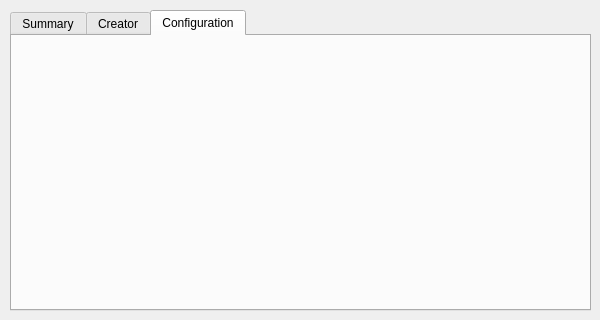
First picture: the form in updatecreator.ui, repository LuaxY/UpdateCreator, before the edit.
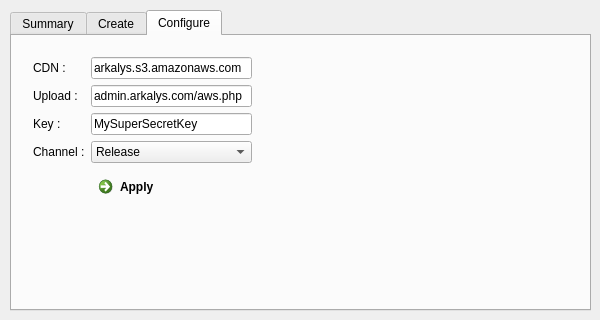
Second picture: the form after the edit. The open tabs and pages were chosen to show the change.

```diff
--- a/updatecreator.ui
+++ b/updatecreator.ui
@@ -32,7 +32,7 @@
    </widget>
    <widget class="QWidget" name="tabCreator">
     <attribute name="title">
-     <string>Creator</string>
+     <string>Create</string>
     </attribute>
     <widget class="QWidget" name="verticalLayoutWidget">
      <property name="geometry">
@@ -102,8 +102,95 @@
    </widget>
    <widget class="QWidget" name="tabConfig">
     <attribute name="title">
-     <string>Configuration</string>
+     <string>Configure</string>
     </attribute>
+    <widget class="QWidget" name="formLayoutWidget">
+     <property name="geometry">
+      <rect>
+       <x>10</x>
+       <y>10</y>
+       <width>241</width>
+       <height>201</height>
+      </rect>
+     </property>
+     <layout class="QFormLayout" name="formLayout">
+      <item row="0" column="0">
+       <widget class="QLabel" name="label">
+        <property name="text">
+         <string>CDN :</string>
+        </property>
+       </widget>
+      </item>
+      <item row="0" column="1">
+       <widget class="QLineEdit" name="lineEdit">
+        <property name="text">
+         <string>arkalys.s3.amazonaws.com</string>
+        </property>
+       </widget>
+      </item>
+      <item row="2" column="0">
+       <widget class="QLabel" name="label_5">
+        <property name="text">
+         <string>Key :</string>
+        </property>
+       </widget>
+      </item>
+      <item row="2" column="1">
+       <widget class="QLineEdit" name="lineEdit_2">
+        <property name="text">
+         <string>MySuperSecretKey</string>
+        </property>
+       </widget>
+      </item>
+      <item row="3" column="0">
+       <widget class="QLabel" name="label_2">
+        <property name="text">
+         <string>Channel :</string>
+        </property>
+       </widget>
+      </item>
+      <item row="3" column="1">
+       <widget class="QComboBox" name="comboBox">
+        <item>
+         <property name="text">
+          <string>Release</string>
+         </property>
+        </item>
+        <item>
+         <property name="text">
+          <string>Beta</string>
+         </property>
+        </item>
+        <item>
+         <property name="text">
+          <string>Alpha</string>
+         </property>
+        </item>
+       </widget>
+      </item>
+      <item row="4" column="1">
+       <widget class="QCommandLinkButton" name="commandLinkButton">
+        <property name="text">
+         <string>Apply</string>
+        </property>
+       </widget>
+      </item>
+      <item row="1" column="0">
+       <widget class="QLabel" name="label_6">
+        <property name="text">
+         <string>Upload :</string>
+        </property>
+       </widget>
+      </item>
+      <item row="1" column="1">
+       <widget class="QLineEdit" name="lineEdit_3">
+        <property name="text">
+         <string>admin.arkalys.com/aws.php</string>
+        </property>
+       </widget>
+      </item>
+     </layout>
+    </widget>
    </widget>
   </widget>
  </widget>
```
Left out of the diff: 2 changed lines with no effect on the pictures.
